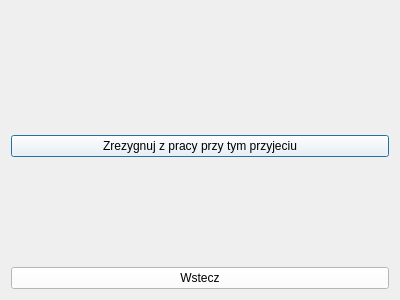
przemek1793/UML-z-qt, file detaleprzyjeciapracownicy.ui: the form before one commit.
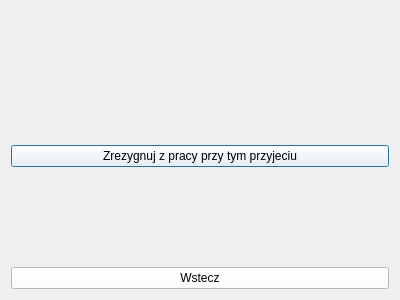
The form after the commit.

```diff
--- a/detaleprzyjeciapracownicy.ui
+++ b/detaleprzyjeciapracownicy.ui
@@ -34,6 +34,13 @@
      </property>
     </spacer>
    </item>
+   <item>
+    <widget class="QLabel" name="Komunikat">
+     <property name="text">
+      <string/>
+     </property>
+    </widget>
+   </item>
    <item>
     <widget class="QPushButton" name="Zrezygnuj">
      <property name="styleSheet">
```
